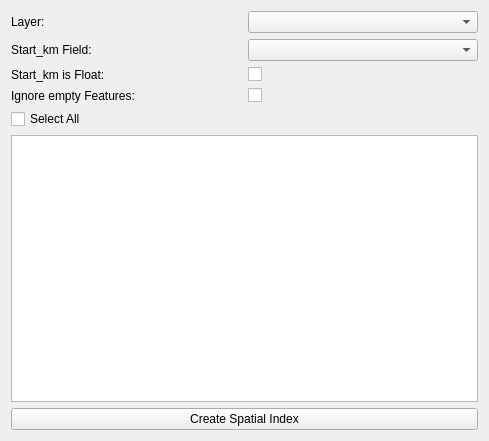
c-mellueh/qgis_streckenkm, file ui/SettingsWidget.ui: the form before one commit.
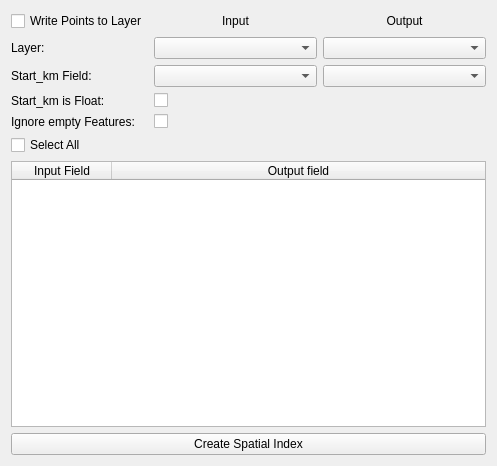
The form after the commit. Custom widgets are drawn as their Qt base class.

The edit to the form file:
```diff
--- a/ui/SettingsWidget.ui
+++ b/ui/SettingsWidget.ui
@@ -6,78 +6,142 @@
    <rect>
     <x>0</x>
     <y>0</y>
-    <width>489</width>
-    <height>441</height>
+    <width>497</width>
+    <height>466</height>
    </rect>
   </property>
   <property name="windowTitle">
    <string>Form</string>
   </property>
   <layout class="QGridLayout" name="gridLayout">
-   <item row="8" column="0" colspan="2">
-    <widget class="QPushButton" name="pushButton">
-     <property name="text">
-      <string>Create Spatial Index</string>
-     </property>
-    </widget>
-   </item>
-   <item row="2" column="0">
-    <widget class="QLabel" name="label__field">
-     <property name="text">
-      <string>Start_km Field:</string>
-     </property>
-    </widget>
-   </item>
-   <item row="4" column="1">
-    <widget class="QCheckBox" name="checkBox_is_float">
-     <property name="text">
-      <string/>
-     </property>
-    </widget>
-   </item>
    <item row="4" column="0">
+    <widget class="QLabel" name="label_field">
+     <property name="text">
+      <string>Start_km Field:</string>
+     </property>
+    </widget>
+   </item>
+   <item row="2" column="2">
+    <widget class="QgsMapLayerComboBox" name="comboBox_layer_output">
+     <property name="sizePolicy">
+      <sizepolicy hsizetype="Preferred" vsizetype="Fixed">
+       <horstretch>1</horstretch>
+       <verstretch>0</verstretch>
+      </sizepolicy>
+     </property>
+    </widget>
+   </item>
+   <item row="9" column="0" colspan="3">
+    <widget class="QTableWidget" name="tableWidget">
+     <attribute name="horizontalHeaderStretchLastSection">
+      <bool>true</bool>
+     </attribute>
+     <attribute name="verticalHeaderVisible">
+      <bool>false</bool>
+     </attribute>
+     <column>
+      <property name="text">
+       <string>Input Field</string>
+      </property>
+     </column>
+     <column>
+      <property name="text">
+       <string>Output field</string>
+      </property>
+     </column>
+    </widget>
+   </item>
+   <item row="5" column="0">
     <widget class="QLabel" name="label_is_float">
      <property name="text">
       <string>Start_km is Float:</string>
      </property>
     </widget>
    </item>
-   <item row="0" column="1">
-    <widget class="QgsMapLayerComboBox" name="comboBox_layer"/>
+   <item row="2" column="1">
+    <widget class="QgsMapLayerComboBox" name="comboBox_layer">
+     <property name="sizePolicy">
+      <sizepolicy hsizetype="Preferred" vsizetype="Fixed">
+       <horstretch>1</horstretch>
+       <verstretch>0</verstretch>
+      </sizepolicy>
+     </property>
+    </widget>
    </item>
-   <item row="7" column="0" colspan="2">
-    <widget class="QListWidget" name="listWidget"/>
-   </item>
-   <item row="5" column="0">
+   <item row="6" column="0">
     <widget class="QLabel" name="label_ignore_empty">
      <property name="text">
       <string>Ignore empty Features:</string>
      </property>
     </widget>
    </item>
-   <item row="5" column="1">
-    <widget class="QCheckBox" name="checkBox_ignore_empty">
+   <item row="12" column="0" colspan="3">
+    <widget class="QPushButton" name="pushButton">
+     <property name="text">
+      <string>Create Spatial Index</string>
+     </property>
+    </widget>
+   </item>
+   <item row="4" column="2">
+    <widget class="QgsFieldComboBox" name="comboBox_field_output"/>
+   </item>
+   <item row="4" column="1">
+    <widget class="QgsFieldComboBox" name="comboBox_field"/>
+   </item>
+   <item row="5" column="1" colspan="2">
+    <widget class="QCheckBox" name="checkBox_is_float">
      <property name="text">
       <string/>
      </property>
     </widget>
    </item>
-   <item row="0" column="0">
-    <widget class="QLabel" name="label_layer">
-     <property name="text">
-      <string>Layer:</string>
-     </property>
-    </widget>
-   </item>
-   <item row="6" column="0" colspan="2">
+   <item row="7" column="0" colspan="3">
     <widget class="QCheckBox" name="checkBox_select_all">
      <property name="text">
       <string>Select All</string>
      </property>
     </widget>
    </item>
-   <item row="2" column="1">
-    <widget class="QgsFieldComboBox" name="comboBox_field"/>
+   <item row="2" column="0">
+    <widget class="QLabel" name="label_layer">
+     <property name="text">
+      <string>Layer:</string>
+     </property>
+    </widget>
+   </item>
+   <item row="6" column="1" colspan="2">
+    <widget class="QCheckBox" name="checkBox_ignore_empty">
+     <property name="text">
+      <string/>
+     </property>
+    </widget>
+   </item>
+   <item row="1" column="0">
+    <widget class="QCheckBox" name="checkBox_save_points">
+     <property name="text">
+      <string>Write Points to Layer</string>
+     </property>
+    </widget>
+   </item>
+   <item row="1" column="1">
+    <widget class="QLabel" name="label_input">
+     <property name="text">
+      <string>Input</string>
+     </property>
+     <property name="alignment">
+      <set>Qt::AlignCenter</set>
+     </property>
+    </widget>
+   </item>
+   <item row="1" column="2">
+    <widget class="QLabel" name="label_output">
+     <property name="text">
+      <string>Output</string>
+     </property>
+     <property name="alignment">
+      <set>Qt::AlignCenter</set>
+     </property>
+    </widget>
    </item>
   </layout>
  </widget>
```
